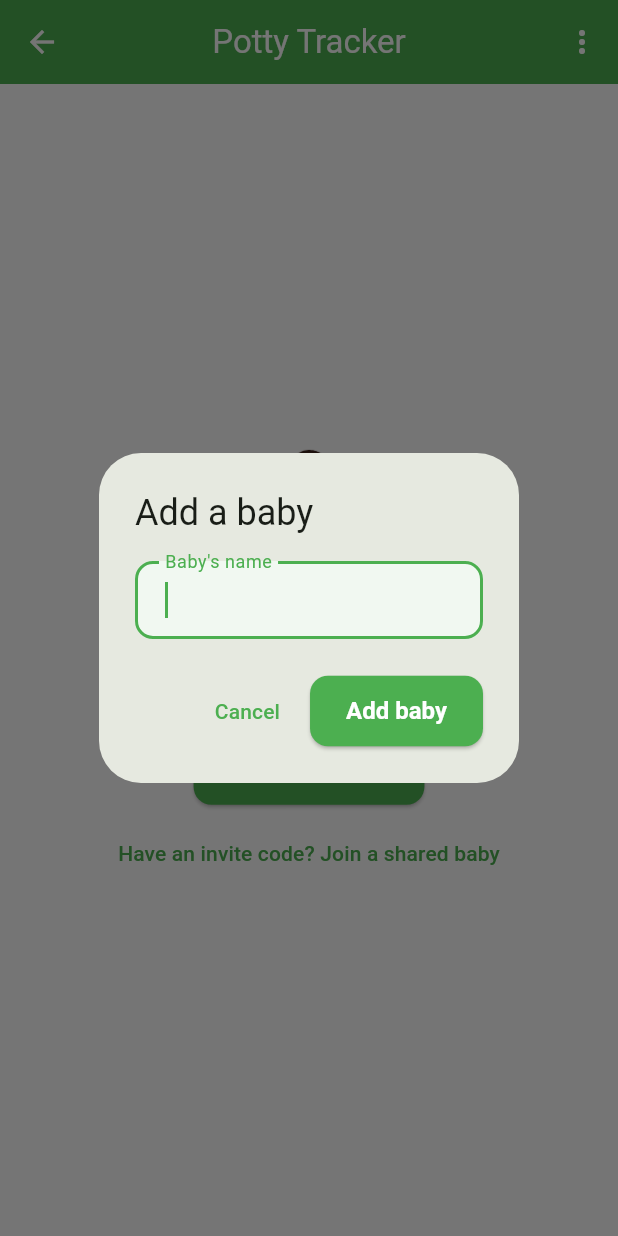
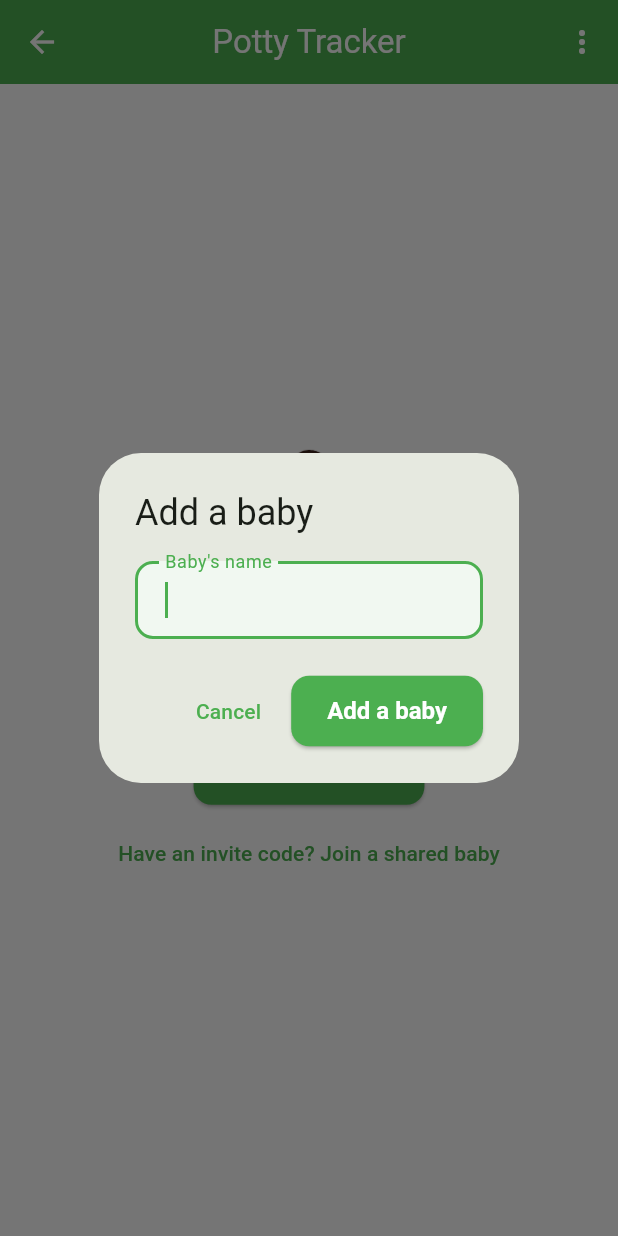
Before and after one commit to xNorbertx/potty-tracker, a Flutter app: the HomeScreen screen opened by its route, after a tap on "Add a baby", on a phone screen of 412 x 824 dp. Run offline on Flutter 3.47's test engine with Material 3 defaults, Android fonts, the phone set to English and light mode, and no system bars; our stand-ins replace cloud_firestore, connectivity_plus, firebase_auth, firebase_core, flutter_slidable, google_sign_in and 3 more; accounts and stored records are empty; network calls fail.

Commit message:
Add account language preferences

```diff
--- /dev/null
+++ b/lib/l10n/app_locale.dart
@@ -0,0 +1,133 @@
+import 'package:flutter/widgets.dart';
+
+enum AppLanguage {
+  english('en', 'English'),
+  swedish('sv', 'Svenska'),
+  dutch('nl', 'Nederlands');
+
+  const AppLanguage(this.code, this.nativeName);
+  final String code;
+  final String nativeName;
+
+  Locale get locale => Locale(code);
+
+  static AppLanguage fromCode(String? code) => AppLanguage.values.firstWhere(
+        (language) => language.code == code,
+        orElse: () => AppLanguage.english,
+      );
+}
+
+class AppLocale extends InheritedWidget {
+  const AppLocale({super.key, required this.language, required super.child});
+
+  final AppLanguage language;
+
+  static AppLanguage languageOf(BuildContext context) =>
+      context.dependOnInheritedWidgetOfExactType<AppLocale>()?.language ??
+      AppLanguage.english;
+
+  static String text(BuildContext context, String key, {Map<String, String> args = const {}}) {
+    return localized(languageOf(context), key, args: args);
+  }
+
+  static String localized(AppLanguage language, String key,
+      {Map<String, String> args = const {}}) {
+    var value = _translations[language.code]?[key] ??
+        _translations['en']![key] ??
+        key;
+    for (final entry in args.entries) {
+      value = value.replaceAll('{${entry.key}}', entry.value);
+    }
+    return value;
+  }
+
+  @override
+  bool updateShouldNotify(AppLocale oldWidget) => language != oldWidget.language;
+}
+
+extension AppLocaleContext on BuildContext {
+  AppLanguage get appLanguage => AppLocale.languageOf(this);
+  String tr(String key, {Map<String, String> args = const {}}) =>
+      AppLocale.text(this, key, args: args);
+}
+
+const _translations = <String, Map<String, String>>{
+  'en': {
+    'appName': 'Potty Tracker', 'accountSettings': 'Account settings',
+    'account': 'Account', 'yourName': 'Your name', 'name': 'Name',
+    'language': 'Language', 'chooseLanguage': 'Choose language',
+    'languageUpdated': 'Language updated.', 'nameUpdated': 'Name updated.', 'edit': 'Edit', 'changePassword': 'Change password',
+    'passwordHelp': 'Update the password you use to sign in.',
+    'currentPassword': 'Current password', 'newPassword': 'New password',
+    'confirmPassword': 'Confirm new password', 'savePassword': 'Save password',
+    'passwordChanged': 'Password changed.', 'dangerZone': 'Danger zone',
+    'deleteAccount': 'Delete account', 'deleteAccountQuestion': 'Delete account?',
+    'deleteAccountHelp': 'Permanently delete your account and relevant baby data.',
+    'cancel': 'Cancel', 'save': 'Save', 'done': 'Done', 'delete': 'Delete',
+    'addBaby': 'Add a baby', 'babyName': "Baby's name", 'yourBabies': 'Your babies',
+    'addAnotherBaby': 'Add another baby', 'joinSharedBaby': 'Join a shared baby',
+    'joinBaby': 'Join baby', 'inviteCode': 'Invite code',
+    'inviteInvalid': 'Invite code not found or already used.',
+    'inviteCaregiver': 'Invite a caregiver', 'copyCode': 'Copy code',
+    'inviteCopied': 'Invite code copied.', 'caregivers': 'Caregivers',
+    'caregiver': 'Caregiver {number}', 'you': 'You', 'exportPdf': 'Export diary PDF',
+    'exportingPdf': 'Preparing PDF...', 'exportSummary': 'Export diary summary',
+    'chooseExportPeriod': 'Choose the period to include in the PDF.',
+    'lastWeek': 'Last week', 'last2Weeks': 'Last 2 weeks', 'lastMonth': 'Last month',
+    'diaryAtAGlance': 'Diary at a glance', 'totalLogs': 'Total logs',
+    'thisWeek': 'This week', 'mostRecentLog': 'Most recent log',
+    'openDiary': "Open {name}'s diary", 'logPoop': 'Log Poop',
+    'editPoopLog': 'Edit Poop Log', 'logAPoop': 'Log a Poop',
+    'date': 'Date', 'time': 'Time', 'notesOptional': 'Notes (optional)',
+    'observations': 'Any observations...', 'saveChanges': 'Save Changes',
+    'saveEntry': 'Save Entry', 'selectConsistency': 'Please select a consistency type',
+    'entryUpdated': 'Poop entry updated!', 'entrySaved': 'Poop entry saved!',
+    'consistency': 'Consistency', 'size': 'Size', 'colorOptional': 'Colour (optional)',
+    'selectColor': 'Select colour from baby poo guide',
+    'hard': 'Hard/Pellets', 'formed': 'Formed', 'pasty': 'Pasty',
+    'soft': 'Soft/Mushy', 'watery': 'Watery/Runny',
+    'small': 'Small', 'medium': 'Medium', 'large': 'Large',
+    'yellow': 'Yellow / mustard', 'brown': 'Brown', 'green': 'Green',
+    'orange': 'Orange', 'red': 'Red', 'paleWhite': 'Pale / white', 'black': 'Black',
+    'deleteEntryQuestion': 'Delete entry?', 'deleteEntryHelp': 'This will permanently delete this poop entry.',
+    'signOut': 'Sign out', 'noEntries': 'No entries for this day', 'tapToLog': 'Tap 💩 to log one!', 'noBabies': 'No babies yet',
+    'noBabiesHelp': 'Add a baby to start their poop diary.',
+    'joinWithCode': 'Have an invite code? Join a shared baby',
+    'welcome': 'Welcome to Potty Tracker', 'whatCallYou': 'What should we call you?',
+    'nameOnLogs': 'Your name will appear on poop logs you add.', 'continue': 'Continue',
+    'email': 'Email', 'password': 'Password', 'signIn': 'Sign In', 'register': 'Register',
+    'welcomeBack': 'Welcome back!', 'needAccount': "Don't have an account? Register",
+    'dailyActivity': 'Daily activity', 'poopsPerDay': 'Poops per day',
+    'pdfSummary': '{name} - Diary summary', 'consistencyTitle': 'Consistency',
+    'sizeTitle': 'Size', 'colorTitle': 'Color', 'notAvailable': 'n/a',
+    'generatedBy': 'Generated by Potty Tracker on {date}.',
+  },
+  'sv': {
+    'appName': 'Pottspåraren', 'accountSettings': 'Kontoinställningar', 'account': 'Konto',
+    'yourName': 'Ditt namn', 'name': 'Namn', 'language': 'Språk', 'chooseLanguage': 'Välj språk',
+    'languageUpdated': 'Språket har uppdaterats.', 'nameUpdated': 'Namnet har uppdaterats.', 'edit': 'Redigera', 'changePassword': 'Byt lösenord',
+    'passwordHelp': 'Uppdatera lösenordet du använder för att logga in.',
+    'currentPassword': 'Nuvarande lösenord', 'newPassword': 'Nytt lösenord', 'confirmPassword': 'Bekräfta nytt lösenord',
+    'savePassword': 'Spara lösenord', 'passwordChanged': 'Lösenordet har ändrats.', 'dangerZone': 'Riskzon',
+    'deleteAccount': 'Radera konto', 'deleteAccountQuestion': 'Radera konto?',
+    'deleteAccountHelp': 'Radera ditt konto och relevanta babydatum permanent.', 'cancel': 'Avbryt', 'save': 'Spara', 'done': 'Klar', 'delete': 'Radera',
+    'addBaby': 'Lägg till ett barn', 'babyName': 'Barnets namn', 'yourBabies': 'Dina barn', 'addAnotherBaby': 'Lägg till ett barn till',
+    'joinSharedBaby': 'Gå med i ett delat barn', 'joinBaby': 'Gå med', 'inviteCode': 'Inbjudningskod', 'inviteInvalid': 'Inbjudningskoden finns inte eller har redan använts.',
+    'inviteCaregiver': 'Bjud in en vårdnadshavare', 'copyCode': 'Kopiera kod', 'inviteCopied': 'Inbjudningskoden kopierades.', 'caregivers': 'Vårdnadshavare', 'caregiver': 'Vårdnadshavare {number}', 'you': 'Du',
+    'exportPdf': 'Exportera dagbok som PDF', 'exportingPdf': 'Förbereder PDF...', 'exportSummary': 'Exportera dagbokssammanfattning', 'chooseExportPeriod': 'Välj perioden som ska ingå i PDF:en.',
+    'lastWeek': 'Senaste veckan', 'last2Weeks': 'Senaste 2 veckorna', 'lastMonth': 'Senaste månaden', 'diaryAtAGlance': 'Dagboken i korthet', 'totalLogs': 'Totalt antal loggar', 'thisWeek': 'Denna vecka', 'mostRecentLog': 'Senaste logg', 'openDiary': 'Öppna {name}s dagbok', 'logPoop': 'Logga bajs', 'editPoopLog': 'Redigera bajslogg', 'logAPoop': 'Logga bajs',
+    'date': 'Datum', 'time': 'Tid', 'notesOptional': 'Anteckningar (valfritt)', 'observations': 'Några observationer...', 'saveChanges': 'Spara ändringar', 'saveEntry': 'Spara logg', 'selectConsistency': 'Välj en konsistenstyp', 'entryUpdated': 'Bajsposten uppdaterades!', 'entrySaved': 'Bajsposten sparades!',
+    'consistency': 'Konsistens', 'size': 'Storlek', 'colorOptional': 'Färg (valfritt)', 'selectColor': 'Välj färg från bajsguiden', 'hard': 'Hård/kulor', 'formed': 'Formad', 'pasty': 'Degig', 'soft': 'Mjuk/grötig', 'watery': 'Vattnig/rinnig', 'small': 'Liten', 'medium': 'Mellan', 'large': 'Stor', 'yellow': 'Gul/senapsgul', 'brown': 'Brun', 'green': 'Grön', 'orange': 'Orange', 'red': 'Röd', 'paleWhite': 'Blek/vit', 'black': 'Svart',
+    'deleteEntryQuestion': 'Radera post?', 'deleteEntryHelp': 'Detta raderar denna bajspost permanent.', 'signOut': 'Logga ut', 'noEntries': 'Inga poster för denna dag', 'tapToLog': 'Tryck på 💩 för att logga en!', 'noBabies': 'Inga barn ännu', 'noBabiesHelp': 'Lägg till ett barn för att starta bajsdagboken.', 'joinWithCode': 'Har du en inbjudningskod? Gå med i ett delat barn',
+    'welcome': 'Välkommen till Pottspåraren', 'whatCallYou': 'Vad ska vi kalla dig?', 'nameOnLogs': 'Ditt namn visas på bajsloggar du lägger till.', 'continue': 'Fortsätt', 'email': 'E-post', 'password': 'Lösenord', 'signIn': 'Logga in', 'register': 'Registrera', 'welcomeBack': 'Välkommen tillbaka!', 'needAccount': 'Har du inget konto? Registrera dig',
+    'dailyActivity': 'Daglig aktivitet', 'poopsPerDay': 'Bajs per dag', 'pdfSummary': '{name} - Dagbokssammanfattning', 'consistencyTitle': 'Konsistens', 'sizeTitle': 'Storlek', 'colorTitle': 'Färg', 'notAvailable': 'ej angivet', 'generatedBy': 'Skapad av Pottspåraren den {date}.',
+  },
+  'nl': {
+    'appName': 'Potty Tracker', 'accountSettings': 'Accountinstellingen', 'account': 'Account', 'yourName': 'Jouw naam', 'name': 'Naam', 'language': 'Taal', 'chooseLanguage': 'Kies taal', 'languageUpdated': 'Taal bijgewerkt.', 'nameUpdated': 'Naam bijgewerkt.', 'edit': 'Bewerken', 'changePassword': 'Wachtwoord wijzigen', 'passwordHelp': 'Werk het wachtwoord bij waarmee je inlogt.', 'currentPassword': 'Huidig wachtwoord', 'newPassword': 'Nieuw wachtwoord', 'confirmPassword': 'Bevestig nieuw wachtwoord', 'savePassword': 'Wachtwoord opslaan', 'passwordChanged': 'Wachtwoord gewijzigd.', 'dangerZone': 'Gevarenzone', 'deleteAccount': 'Account verwijderen', 'deleteAccountQuestion': 'Account verwijderen?', 'deleteAccountHelp': 'Verwijder je account en relevante babygegevens permanent.', 'cancel': 'Annuleren', 'save': 'Opslaan', 'done': 'Klaar', 'delete': 'Verwijderen',
+    'addBaby': 'Baby toevoegen', 'babyName': 'Naam van de baby', 'yourBabies': 'Jouw baby’s', 'addAnotherBaby': 'Nog een baby toevoegen', 'joinSharedBaby': 'Deelnemen aan een gedeelde baby', 'joinBaby': 'Deelnemen', 'inviteCode': 'Uitnodigingscode', 'inviteInvalid': 'Uitnodigingscode niet gevonden of al gebruikt.', 'inviteCaregiver': 'Verzorger uitnodigen', 'copyCode': 'Code kopiëren', 'inviteCopied': 'Uitnodigingscode gekopieerd.', 'caregivers': 'Verzorgers', 'caregiver': 'Verzorger {number}', 'you': 'Jij',
+    'exportPdf': 'Dagboek als PDF exporteren', 'exportingPdf': 'PDF voorbereiden...', 'exportSummary': 'Dagboeksamenvatting exporteren', 'chooseExportPeriod': 'Kies de periode voor de PDF.', 'lastWeek': 'Afgelopen week', 'last2Weeks': 'Afgelopen 2 weken', 'lastMonth': 'Afgelopen maand', 'diaryAtAGlance': 'Dagboek in één oogopslag', 'totalLogs': 'Totaal logs', 'thisWeek': 'Deze week', 'mostRecentLog': 'Meest recente log', 'openDiary': 'Open dagboek van {name}', 'logPoop': 'Poep loggen', 'editPoopLog': 'Poep-log bewerken', 'logAPoop': 'Poep loggen',
+    'date': 'Datum', 'time': 'Tijd', 'notesOptional': 'Notities (optioneel)', 'observations': 'Opmerkingen...', 'saveChanges': 'Wijzigingen opslaan', 'saveEntry': 'Log opslaan', 'selectConsistency': 'Kies een consistentie', 'entryUpdated': 'Poep-log bijgewerkt!', 'entrySaved': 'Poep-log opgeslagen!', 'consistency': 'Consistentie', 'size': 'Grootte', 'colorOptional': 'Kleur (optioneel)', 'selectColor': 'Kies kleur uit de babypoepgids', 'hard': 'Hard/keutels', 'formed': 'Gevormd', 'pasty': 'Papachtig', 'soft': 'Zacht/papperig', 'watery': 'Waterig/dun', 'small': 'Klein', 'medium': 'Middel', 'large': 'Groot', 'yellow': 'Geel/musterd', 'brown': 'Bruin', 'green': 'Groen', 'orange': 'Oranje', 'red': 'Rood', 'paleWhite': 'Bleek/wit', 'black': 'Zwart',
+    'deleteEntryQuestion': 'Log verwijderen?', 'deleteEntryHelp': 'Dit verwijdert deze poep-log permanent.', 'signOut': 'Uitloggen', 'noEntries': 'Geen logs voor deze dag', 'tapToLog': 'Tik op 💩 om er een te loggen!', 'noBabies': 'Nog geen baby’s', 'noBabiesHelp': 'Voeg een baby toe om het poepdagboek te starten.', 'joinWithCode': 'Heb je een uitnodigingscode? Deelnemen aan een gedeelde baby', 'welcome': 'Welkom bij Potty Tracker', 'whatCallYou': 'Hoe zullen we je noemen?', 'nameOnLogs': 'Je naam verschijnt bij poep-logs die je toevoegt.', 'continue': 'Doorgaan', 'email': 'E-mail', 'password': 'Wachtwoord', 'signIn': 'Inloggen', 'register': 'Registreren', 'welcomeBack': 'Welkom terug!', 'needAccount': 'Nog geen account? Registreren',
+    'dailyActivity': 'Dagelijkse activiteit', 'poopsPerDay': 'Poepen per dag', 'pdfSummary': '{name} - Dagboeksamenvatting', 'consistencyTitle': 'Consistentie', 'sizeTitle': 'Grootte', 'colorTitle': 'Kleur', 'notAvailable': 'n.v.t.', 'generatedBy': 'Gegenereerd door Potty Tracker op {date}.',
+  },
+};
--- a/lib/models/caregiver_profile.dart
+++ b/lib/models/caregiver_profile.dart
@@ -4,11 +4,13 @@ class CaregiverProfile {
   final String uid;
   final String name;
   final String email;
+  final String languageCode;
 
   const CaregiverProfile({
     required this.uid,
     required this.name,
     required this.email,
+    this.languageCode = 'en',
   });
 
   factory CaregiverProfile.fromFirestore(DocumentSnapshot document) {
@@ -17,12 +19,14 @@ class CaregiverProfile {
       uid: document.id,
       name: data['name'] as String? ?? '',
       email: data['email'] as String? ?? '',
+      languageCode: data['languageCode'] as String? ?? 'en',
     );
   }
 
   Map<String, dynamic> toFirestore() => {
         'name': name,
         'email': email,
+        'languageCode': languageCode,
       };
 
   String get displayName => name.isNotEmpty ? name : email;
--- a/lib/models/consistency.dart
+++ b/lib/models/consistency.dart
@@ -1,4 +1,5 @@
 import 'package:flutter/material.dart';
+import '../l10n/app_locale.dart';
 
 enum Consistency {
   hard,
@@ -39,6 +40,9 @@ extension ConsistencyExtension on Consistency {
     }
   }
 
+  String labelFor(AppLanguage language) =>
+      AppLocale.localized(language, value);
+
   Color get color {
     switch (this) {
       case Consistency.hard:
--- a/lib/models/poop_color.dart
+++ b/lib/models/poop_color.dart
@@ -1,4 +1,5 @@
 import 'package:flutter/material.dart';
+import '../l10n/app_locale.dart';
 
 /// Broad color groups keep logging quick while retaining the colors parents
 /// commonly notice. Older, more detailed stored values remain readable below.
@@ -19,6 +20,8 @@ enum PoopColor {
 }
 
 extension PoopColorExtension on PoopColor {
+  String labelFor(AppLanguage language) =>
+      AppLocale.localized(language, value == 'pale_white' ? 'paleWhite' : value);
   static PoopColor? fromString(String? value) {
     if (value == null) return null;
     switch (value) {
--- a/lib/models/poop_size.dart
+++ b/lib/models/poop_size.dart
@@ -29,6 +29,9 @@ extension PoopSizeExtension on PoopSize {
 
   String get value => name;
 
+  String labelFor(AppLanguage language) =>
+      AppLocale.localized(language, value);
+
   static PoopSize? fromString(String? value) {
     if (value == null) return null;
     return PoopSize.values.firstWhere(
@@ -37,3 +40,4 @@ extension PoopSizeExtension on PoopSize {
     );
   }
 }
+import '../l10n/app_locale.dart';
--- a/lib/screens/home_screen.dart
+++ b/lib/screens/home_screen.dart
@@ -13,6 +13,7 @@ import 'log_poop_screen.dart';
 import 'profile_setup_screen.dart';
 import 'account_settings_screen.dart';
 import 'baby_settings_screen.dart';
+import '../l10n/app_locale.dart';
 
 class HomeScreen extends StatefulWidget {
   const HomeScreen({super.key});
@@ -73,7 +74,9 @@ class _HomeScreenState extends State<HomeScreen> {
         }
         if (profileSnap.data == null) return const ProfileSetupScreen();
 
-        return StreamBuilder<List<Baby>>(
+        return AppLocale(
+          language: AppLanguage.fromCode(profileSnap.data!.languageCode),
+          child: StreamBuilder<List<Baby>>(
           stream: firestore.babiesStream(uid),
           builder: (context, babySnap) {
             // While loading, show spinner (prevents flash of setup screen)
@@ -145,7 +148,7 @@ class _HomeScreenState extends State<HomeScreen> {
                     title: Text('👶 ${baby.name}\'s Poop Diary 💩'),
                     actions: [
                       PopupMenuButton<String>(
-                        tooltip: 'Switch baby',
+                        tooltip: context.tr('yourBabies'),
                         icon: const Icon(Icons.switch_account),
                         onSelected: (babyId) => setState(() {
                           _selectedBabyId = babyId;
@@ -206,37 +209,37 @@ class _HomeScreenState extends State<HomeScreen> {
                           }
                         },
                         itemBuilder: (_) => [
-                          const PopupMenuItem(
+                          PopupMenuItem(
                             value: 'baby',
                             child: Row(
                               children: [
                                 Icon(Icons.child_care,
                                     color: Color(0xFF4CAF50)),
                                 SizedBox(width: 8),
-                                Text('Your babies'),
+                                Text(context.tr('yourBabies')),
                               ],
                             ),
                           ),
                           const PopupMenuDivider(),
-                          const PopupMenuItem(
+                          PopupMenuItem(
                             value: 'account',
                             child: Row(
                               children: [
                                 Icon(Icons.manage_accounts,
                                     color: Color(0xFF4CAF50)),
                                 SizedBox(width: 8),
-                                Text('Account settings'),
+                                Text(context.tr('accountSettings')),
                               ],
                             ),
                           ),
                           const PopupMenuDivider(),
-                          const PopupMenuItem(
+                          PopupMenuItem(
                             value: 'signout',
                             child: Row(
                               children: [
                                 Icon(Icons.logout, color: Colors.grey),
                                 SizedBox(width: 8),
-                                Text('Sign Out'),
+                                Text(context.tr('signOut')),
                               ],
                             ),
                           ),
@@ -259,7 +262,7 @@ class _HomeScreenState extends State<HomeScreen> {
                       ),
                       const Divider(height: 1),
                       if (dayEntries.isEmpty)
-                        const Expanded(
+                        Expanded(
                           child: Center(
                             child: Column(
                               mainAxisAlignment: MainAxisAlignment.center,
@@ -267,12 +270,12 @@ class _HomeScreenState extends State<HomeScreen> {
                                 Text('🌟', style: TextStyle(fontSize: 40)),
                                 SizedBox(height: 8),
                                 Text(
-                                  'No entries for this day',
+                                  context.tr('noEntries'),
                                   style: TextStyle(color: Colors.grey),
                                 ),
                                 SizedBox(height: 4),
                                 Text(
-                                  'Tap 💩 to log one!',
+                                  context.tr('tapToLog'),
                                   style: TextStyle(
                                       color: Colors.grey, fontSize: 13),
                                 ),
@@ -344,12 +347,13 @@ class _HomeScreenState extends State<HomeScreen> {
                       );
                     },
                     icon: const Text('💩', style: TextStyle(fontSize: 20)),
-                    label: const Text('Log Poop'),
+                    label: Text(context.tr('logPoop')),
                   ),
                 );
               },
             );
           },
+          ),
         );
       },
     );
@@ -382,14 +386,14 @@ class _NoBabiesHomeState extends State<_NoBabiesHome> {
     await showDialog<void>(
       context: context,
       builder: (dialogContext) => AlertDialog(
-        title: const Text('Add a baby'),
+        title: Text(context.tr('addBaby')),
         content: Form(
           key: formKey,
           child: TextFormField(
             controller: controller,
             autofocus: true,
             textCapitalization: TextCapitalization.words,
-            decoration: const InputDecoration(labelText: "Baby's name"),
+            decoration: InputDecoration(labelText: context.tr('babyName')),
             validator: (value) => value == null || value.trim().isEmpty
                 ? 'Please enter a name'
                 : null,
@@ -398,7 +402,7 @@ class _NoBabiesHomeState extends State<_NoBabiesHome> {
         actions: [
           TextButton(
             onPressed: () => Navigator.pop(dialogContext),
-            child: const Text('Cancel'),
+            child: Text(context.tr('cancel')),
           ),
           ElevatedButton(
             onPressed: () async {
@@ -424,7 +428,7 @@ class _NoBabiesHomeState extends State<_NoBabiesHome> {
                 if (mounted) setState(() => _addingBaby = false);
               }
             },
-            child: const Text('Add baby'),
+            child: Text(context.tr('addBaby')),
           ),
         ],
       ),
--- a/pubspec.yaml
+++ b/pubspec.yaml
@@ -8,6 +8,8 @@ environment:
 
 dependencies:
   flutter:
+    sdk: flutter
+  flutter_localizations:
     sdk: flutter
   firebase_core: ^3.0.0
   firebase_auth: ^5.0.0
```
Also changed, not shown: lib/main.dart (+8 -1 lines), lib/screens/account_settings_screen.dart (+78 -26 lines), lib/screens/baby_overview_screen.dart (+20 -18 lines), lib/screens/log_poop_screen.dart (+15 -13 lines), lib/screens/profile_setup_screen.dart (+10 -9 lines), lib/services/diary_pdf_export_service.dart (+28 -17 lines), lib/widgets/consistency_selector.dart (+4 -3 lines), lib/widgets/poop_color_selector.dart (+6 -5 lines), lib/widgets/poop_entry_tile.dart (+11 -10 lines), lib/widgets/size_selector.dart (+4 -3 lines).
